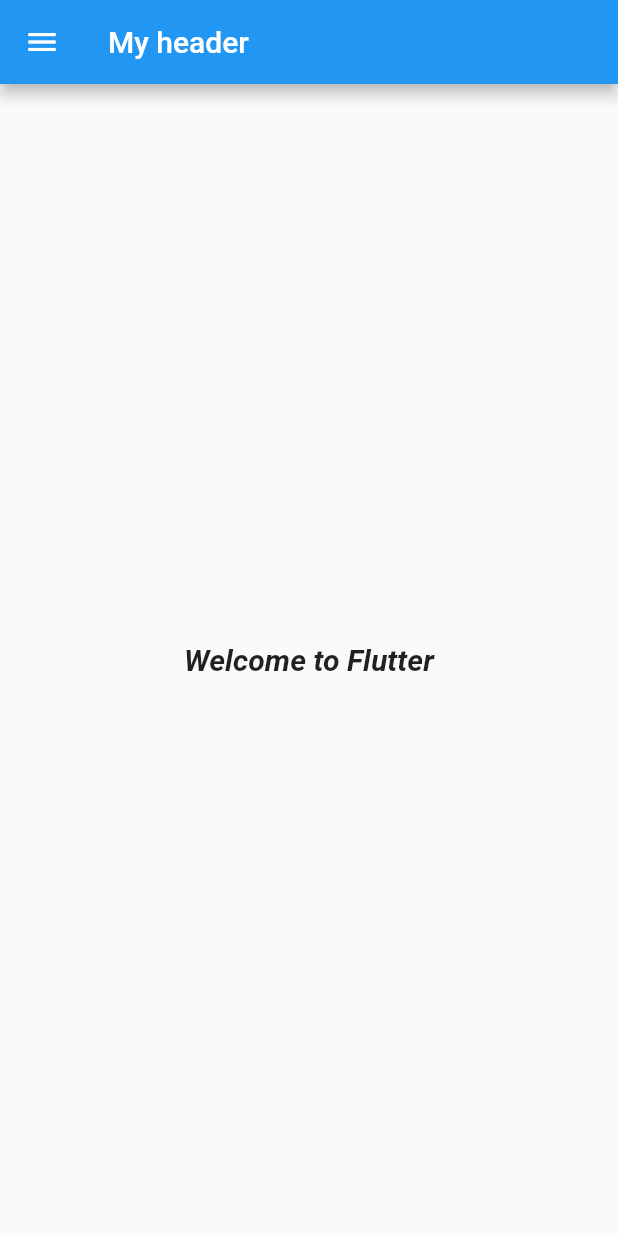
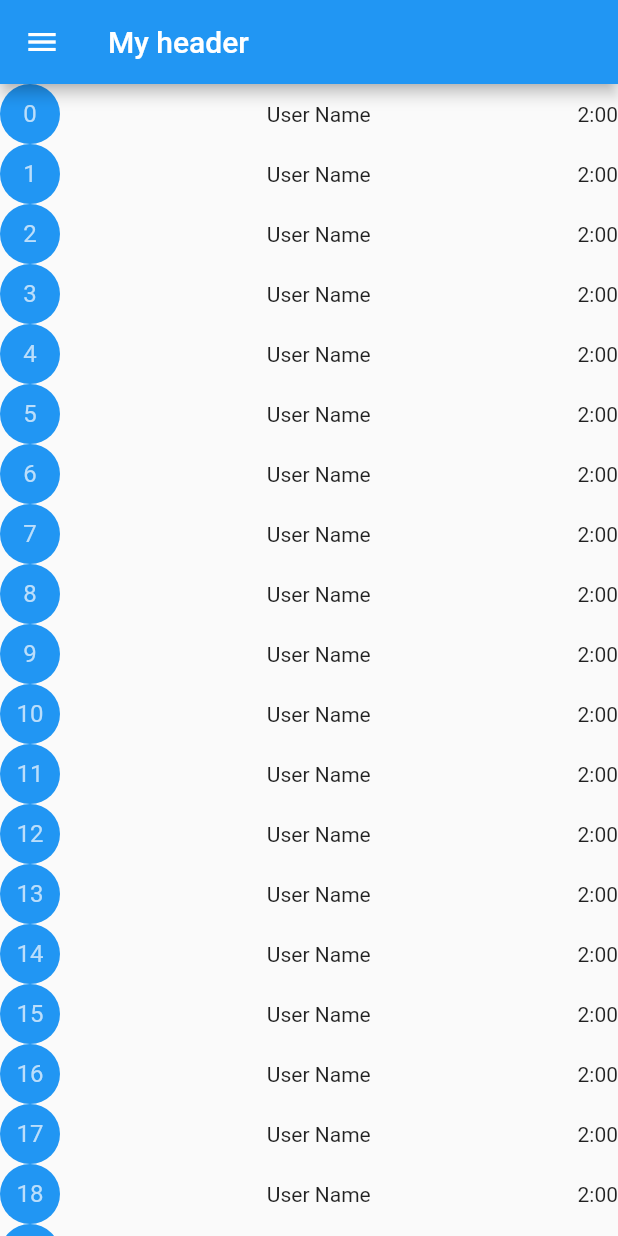
Before and after one commit to NIX369/Flutter-Basics, a Flutter app: the screen it shows after launch, on a phone screen of 412 x 824 dp. Run offline on Flutter 3.47's test engine with Material 2 defaults, Android fonts, the phone set to English and light mode, and no system bars.

Commit message:
Flutter_Whatsapp layout

```diff
--- a/lib/main.dart
+++ b/lib/main.dart
@@ -1,14 +1,31 @@
 import 'package:flutter/material.dart';
 
-    void main() => runApp(MaterialApp(
-      title: "Flutter",
-        home: Scaffold(
+    void main() {
+      runApp(MaterialApp(title: "my new app",home: HomeWidget()));
+
+}
+      class HomeWidget extends StatelessWidget{
+        @override
+      Widget build(BuildContext context){
+          return Scaffold(
           drawer: Drawer(),
           appBar: AppBar(
-            title: Text("My header"),
-          ),
-          body: Center(
-            child: Text("Welcome to Flutter",style: TextStyle(fontSize: 20,fontStyle: FontStyle.italic,fontWeight: FontWeight.bold),)),
+      title: Text("My header"),
+      ),
+      body:ListView.builder(itemCount:20,itemBuilder:(context,index){
+        return Row(
+          mainAxisAlignment: MainAxisAlignment.spaceBetween,
+        children: <Widget>[
+          CircleAvatar(backgroundColor: Colors.blue,
+          child: Text("$index"),
+        ),
+        Text("User Name"),
+        Text("2:00")
 
-        ),
-      ));
+
+
+        ],);
+      })
+          );
+      }
+    }
```
